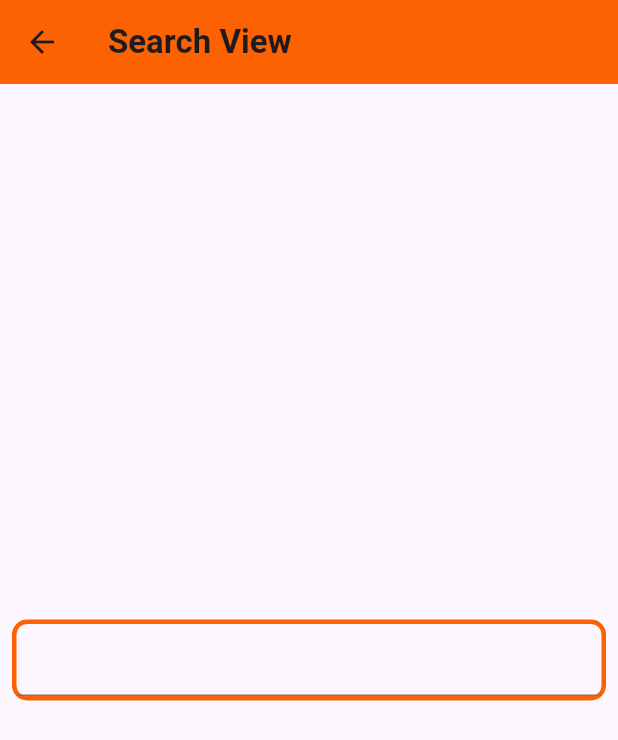
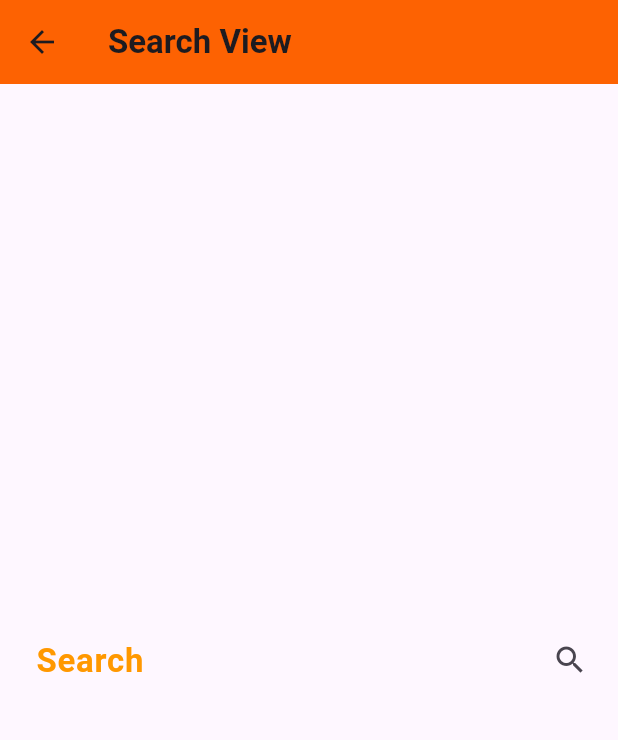
Before and after one commit to OsamaAliLasheen/weather_app, a Flutter app: the screen it shows after launch, after a tap on the "search" icon, on a phone screen of 412 x 824 dp. Shown: the top 740 px of the screen. Run offline on Flutter 3.47's test engine with Material 3 defaults, Android fonts, the phone set to English and light mode, and no system bars.

Commit message:
Refactor search view UI and functionality
This commit refactors the UI and functionality of the search view by replacing the container with a text field and adding search functionality when the user submits a query. The UI is also updated with better styling and input decoration.

```diff
--- a/lib/views/home_view.dart
+++ b/lib/views/home_view.dart
@@ -15,7 +15,7 @@ class HomeView extends StatelessWidget {
           IconButton(
             onPressed: () {
               Navigator.of(context).push(MaterialPageRoute(builder: (context) {
-                return const SearchView();
+                return SearchView();
               }));
             },
             icon: const Icon(Icons.search),
--- a/lib/views/search_view.dart
+++ b/lib/views/search_view.dart
@@ -12,17 +12,30 @@ class SearchView extends StatelessWidget {
             style: TextStyle(fontWeight: FontWeight.bold)),
       ),
       body: Center(
-        child: Padding(
-          padding: const EdgeInsets.all(8.0),
-          child: Container(
-            decoration: BoxDecoration(
-                borderRadius: const BorderRadius.all(Radius.circular(10)),
-                border: Border.all(
-                    color: const Color.fromARGB(255, 253, 98, 2), width: 3)),
-            child: const TextField(),
+          child: Padding(
+        padding: const EdgeInsets.all(8.0),
+        child: TextField(
+          onSubmitted: (value) {
+            print(value);
+          },
+          decoration: const InputDecoration(
+            contentPadding: EdgeInsetsDirectional.symmetric(
+                vertical: 32.0, horizontal: 16.0),
+            suffixIcon: Icon(Icons.search),
+            labelText: 'Search',
+            labelStyle: TextStyle(
+              color: Colors.orange,
+              fontSize: 22,
+              fontWeight: FontWeight.bold,
+            ),
+            hintText: 'Enter City name',
+            border: InputBorder.none,
+            focusedBorder: OutlineInputBorder(
+              borderSide: BorderSide(color: Colors.orange, width: 2.0),
+            ),
           ),
         ),
-      ),
+      )),
     );
   }
 }
```
